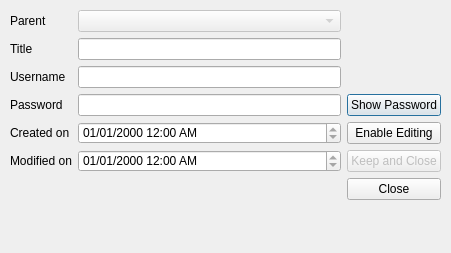
First picture: the form in entrydisplaywindow.ui, repository dmS0Zq/yaps-gui, before the edit.
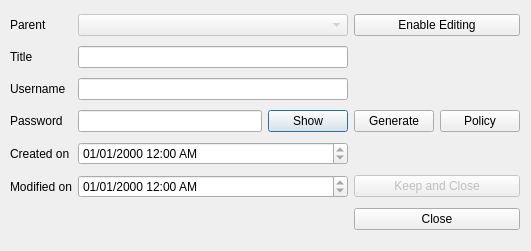
Second picture: the form after the edit.

Commit message: add pw policy stuff to entry window and edit its looks

```diff
--- a/entrydisplaywindow.ui
+++ b/entrydisplaywindow.ui
@@ -6,86 +6,183 @@
    <rect>
     <x>0</x>
     <y>0</y>
-    <width>451</width>
-    <height>253</height>
+    <width>531</width>
+    <height>251</height>
    </rect>
   </property>
   <property name="windowTitle">
    <string>Entry</string>
   </property>
-  <widget class="QWidget" name="gridLayoutWidget">
+  <widget class="QWidget" name="gridLayoutWidget_2">
    <property name="geometry">
     <rect>
      <x>10</x>
      <y>10</y>
-     <width>431</width>
+     <width>510</width>
      <height>227</height>
     </rect>
    </property>
    <layout class="QGridLayout" name="gridLayout">
-    <property name="sizeConstraint">
-     <enum>QLayout::SetMaximumSize</enum>
-    </property>
-    <item row="4" column="1">
-     <widget class="QDateTimeEdit" name="dateTimeEditCreated">
+    <item row="3" column="1">
+     <widget class="QLineEdit" name="lineEditPassword">
+      <property name="sizePolicy">
+       <sizepolicy hsizetype="Expanding" vsizetype="Fixed">
+        <horstretch>0</horstretch>
+        <verstretch>0</verstretch>
+       </sizepolicy>
+      </property>
       <property name="readOnly">
        <bool>true</bool>
       </property>
-      <property name="displayFormat">
-       <string>MM/dd/yyyy hh:mm AP</string>
-      </property>
-      <property name="calendarPopup">
-       <bool>false</bool>
-      </property>
      </widget>
     </item>
-    <item row="2" column="1">
+    <item row="2" column="1" colspan="2">
      <widget class="QLineEdit" name="lineEditUsername">
+      <property name="sizePolicy">
+       <sizepolicy hsizetype="Expanding" vsizetype="Fixed">
+        <horstretch>0</horstretch>
+        <verstretch>0</verstretch>
+       </sizepolicy>
+      </property>
       <property name="readOnly">
        <bool>true</bool>
       </property>
      </widget>
     </item>
+    <item row="3" column="2">
+     <widget class="QPushButton" name="buttonShowHidePassword">
+      <property name="text">
+       <string>Show</string>
+      </property>
+     </widget>
+    </item>
     <item row="4" column="0">
      <widget class="QLabel" name="labelCreated">
+      <property name="sizePolicy">
+       <sizepolicy hsizetype="Preferred" vsizetype="Preferred">
+        <horstretch>0</horstretch>
+        <verstretch>0</verstretch>
+       </sizepolicy>
+      </property>
       <property name="text">
        <string>Created on</string>
       </property>
      </widget>
     </item>
-    <item row="3" column="2">
-     <widget class="QPushButton" name="buttonShowHidePassword">
+    <item row="0" column="1" colspan="2">
+     <widget class="QComboBox" name="comboParent">
+      <property name="enabled">
+       <bool>false</bool>
+      </property>
+      <property name="sizePolicy">
+       <sizepolicy hsizetype="Preferred" vsizetype="Fixed">
+        <horstretch>0</horstretch>
+        <verstretch>0</verstretch>
+       </sizepolicy>
+      </property>
+     </widget>
+    </item>
+    <item row="1" column="0">
+     <widget class="QLabel" name="labelTitle">
+      <property name="sizePolicy">
+       <sizepolicy hsizetype="Preferred" vsizetype="Preferred">
+        <horstretch>0</horstretch>
+        <verstretch>0</verstretch>
+       </sizepolicy>
+      </property>
       <property name="text">
-       <string>Show Password</string>
+       <string>Title</string>
       </property>
+      <property name="textFormat">
+       <enum>Qt::RichText</enum>
+      </property>
      </widget>
     </item>
-    <item row="3" column="1">
-     <widget class="QLineEdit" name="lineEditPassword">
-      <property name="readOnly">
-       <bool>true</bool>
+    <item row="2" column="0">
+     <widget class="QLabel" name="labelUsername">
+      <property name="sizePolicy">
+       <sizepolicy hsizetype="Preferred" vsizetype="Preferred">
+        <horstretch>0</horstretch>
+        <verstretch>0</verstretch>
+       </sizepolicy>
       </property>
+      <property name="text">
+       <string>Username</string>
+      </property>
+      <property name="textFormat">
+       <enum>Qt::RichText</enum>
+      </property>
      </widget>
     </item>
-    <item row="5" column="1">
-     <widget class="QDateTimeEdit" name="dateTimeEditModified">
-      <property name="readOnly">
-       <bool>true</bool>
+    <item row="0" column="0">
+     <widget class="QLabel" name="labelParent">
+      <property name="sizePolicy">
+       <sizepolicy hsizetype="Preferred" vsizetype="Preferred">
+        <horstretch>0</horstretch>
+        <verstretch>0</verstretch>
+       </sizepolicy>
       </property>
-      <property name="displayFormat">
-       <string>MM/dd/yyyy hh:mm AP</string>
+      <property name="text">
+       <string>Parent</string>
       </property>
+      <property name="textFormat">
+       <enum>Qt::RichText</enum>
+      </property>
      </widget>
     </item>
-    <item row="1" column="1">
+    <item row="1" column="1" colspan="2">
      <widget class="QLineEdit" name="lineEditTitle">
+      <property name="sizePolicy">
+       <sizepolicy hsizetype="Expanding" vsizetype="Fixed">
+        <horstretch>0</horstretch>
+        <verstretch>0</verstretch>
+       </sizepolicy>
+      </property>
       <property name="readOnly">
        <bool>true</bool>
       </property>
      </widget>
     </item>
+    <item row="3" column="3">
+     <widget class="QPushButton" name="buttonGenerate">
+      <property name="sizePolicy">
+       <sizepolicy hsizetype="Minimum" vsizetype="Fixed">
+        <horstretch>0</horstretch>
+        <verstretch>0</verstretch>
+       </sizepolicy>
+      </property>
+      <property name="text">
+       <string>Generate</string>
+      </property>
+     </widget>
+    </item>
+    <item row="4" column="1" colspan="2">
+     <widget class="QDateTimeEdit" name="dateTimeEditCreated">
+      <property name="sizePolicy">
+       <sizepolicy hsizetype="Minimum" vsizetype="Fixed">
+        <horstretch>0</horstretch>
+        <verstretch>0</verstretch>
+       </sizepolicy>
+      </property>
+      <property name="readOnly">
+       <bool>true</bool>
+      </property>
+      <property name="displayFormat">
+       <string>MM/dd/yyyy hh:mm AP</string>
+      </property>
+      <property name="calendarPopup">
+       <bool>false</bool>
+      </property>
+     </widget>
+    </item>
     <item row="3" column="0">
      <widget class="QLabel" name="labelPassword">
+      <property name="sizePolicy">
+       <sizepolicy hsizetype="Preferred" vsizetype="Preferred">
+        <horstretch>0</horstretch>
+        <verstretch>0</verstretch>
+       </sizepolicy>
+      </property>
       <property name="text">
        <string>Password</string>
       </property>
@@ -94,72 +191,73 @@
       </property>
      </widget>
     </item>
+    <item row="5" column="1" colspan="2">
+     <widget class="QDateTimeEdit" name="dateTimeEditModified">
+      <property name="sizePolicy">
+       <sizepolicy hsizetype="Minimum" vsizetype="Fixed">
+        <horstretch>0</horstretch>
+        <verstretch>0</verstretch>
+       </sizepolicy>
+      </property>
+      <property name="readOnly">
+       <bool>true</bool>
+      </property>
+      <property name="displayFormat">
+       <string>MM/dd/yyyy hh:mm AP</string>
+      </property>
+     </widget>
+    </item>
     <item row="5" column="0">
      <widget class="QLabel" name="labelModified">
+      <property name="sizePolicy">
+       <sizepolicy hsizetype="Preferred" vsizetype="Preferred">
+        <horstretch>0</horstretch>
+        <verstretch>0</verstretch>
+       </sizepolicy>
+      </property>
       <property name="text">
        <string>Modified on</string>
       </property>
      </widget>
     </item>
-    <item row="1" column="0">
-     <widget class="QLabel" name="labelTitle">
+    <item row="3" column="4">
+     <widget class="QPushButton" name="buttonPasswordPolicy">
       <property name="text">
-       <string>Title</string>
+       <string>Policy</string>
       </property>
-      <property name="textFormat">
-       <enum>Qt::RichText</enum>
-      </property>
      </widget>
     </item>
-    <item row="2" column="0">
-     <widget class="QLabel" name="labelUsername">
-      <property name="text">
-       <string>Username</string>
-      </property>
-      <property name="textFormat">
-       <enum>Qt::RichText</enum>
-      </property>
-     </widget>
-    </item>
-    <item row="6" column="2">
+    <item row="6" column="3" colspan="2">
      <widget class="QPushButton" name="buttonClose">
       <property name="text">
        <string>Close</string>
       </property>
      </widget>
     </item>
-    <item row="5" column="2">
-     <widget class="QPushButton" name="buttonSaveClose">
-      <property name="enabled">
-       <bool>false</bool>
-      </property>
-      <property name="text">
-       <string>Keep and Close</string>
-      </property>
-     </widget>
-    </item>
-    <item row="4" column="2">
+    <item row="0" column="3" colspan="2">
      <widget class="QPushButton" name="buttonEditing">
+      <property name="sizePolicy">
+       <sizepolicy hsizetype="Minimum" vsizetype="Fixed">
+        <horstretch>0</horstretch>
+        <verstretch>0</verstretch>
+       </sizepolicy>
+      </property>
+      <property name="layoutDirection">
+       <enum>Qt::LeftToRight</enum>
+      </property>
       <property name="text">
        <string>Enable Editing</string>
       </property>
      </widget>
     </item>
-    <item row="0" column="0">
-     <widget class="QLabel" name="labelParent">
-      <property name="text">
-       <string>Parent</string>
-      </property>
-      <property name="textFormat">
-       <enum>Qt::RichText</enum>
-      </property>
-     </widget>
-    </item>
-    <item row="0" column="1">
-     <widget class="QComboBox" name="comboParent">
+    <item row="5" column="3" colspan="2">
+     <widget class="QPushButton" name="buttonSaveClose">
       <property name="enabled">
        <bool>false</bool>
       </property>
+      <property name="text">
+       <string>Keep and Close</string>
+      </property>
      </widget>
     </item>
    </layout>
```
Left out of the diff: 11 changed lines with no effect on the pictures. The commit also changes 2 other files.
